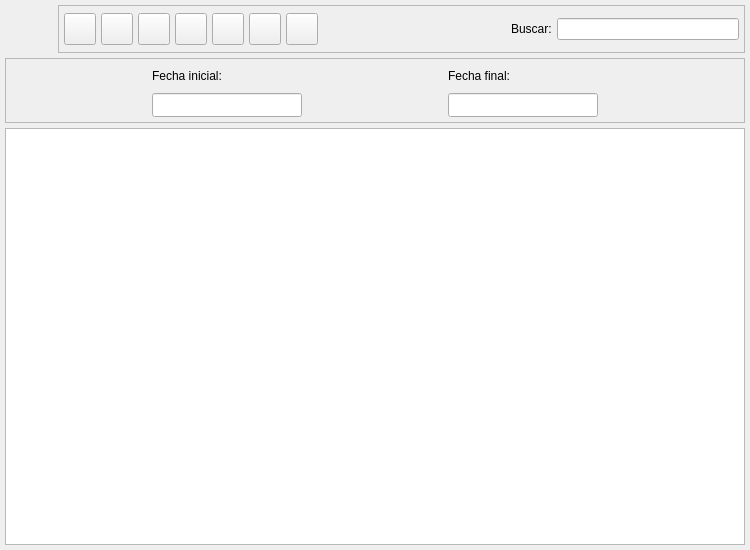
First picture: the form in bulmages/bulmafact/plugins/pluginbf_actividad/actividadeslistbase.ui, repository eboladev/Bulmages-1, before the edit.
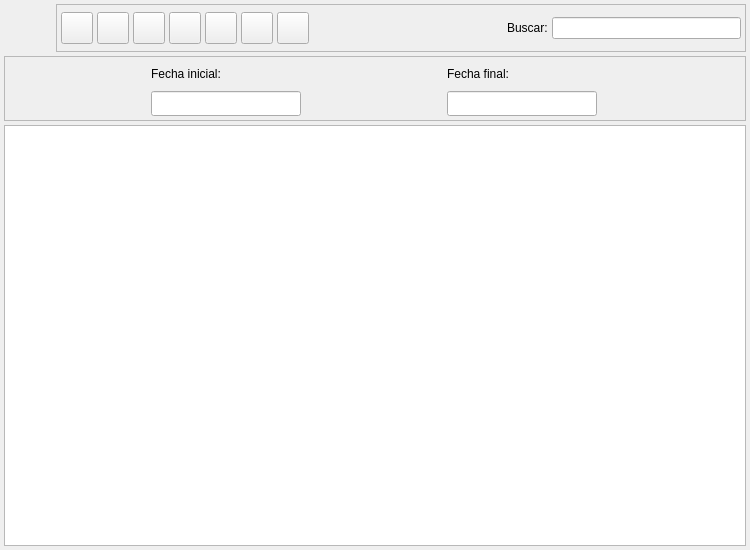
Second picture: the form after the edit. Icons and pictures are not drawn. Custom widgets are drawn as their Qt base class.

```diff
--- a/bulmages/bulmafact/plugins/pluginbf_actividad/actividadeslistbase.ui
+++ b/bulmages/bulmafact/plugins/pluginbf_actividad/actividadeslistbase.ui
@@ -14,6 +14,12 @@
     <height>550</height>
    </rect>
   </property>
+  <property name="minimumSize">
+   <size>
+    <width>750</width>
+    <height>550</height>
+   </size>
+  </property>
   <property name="windowTitle">
    <string>Actividades</string>
   </property>
@@ -23,10 +29,10 @@
   </property>
   <layout class="QGridLayout">
    <property name="margin">
-    <number>5</number>
+    <number>4</number>
    </property>
    <property name="spacing">
-    <number>5</number>
+    <number>4</number>
    </property>
    <item row="1" column="0">
     <widget class="QFrame" name="m_busqueda">
@@ -44,10 +50,10 @@
      </property>
      <layout class="QGridLayout">
       <property name="margin">
-       <number>5</number>
+       <number>4</number>
       </property>
       <property name="spacing">
-       <number>5</number>
+       <number>4</number>
       </property>
       <item row="0" column="1">
        <widget class="QLabel" name="textLabel1_4_2">
@@ -104,7 +110,7 @@
    <item row="0" column="0">
     <layout class="QHBoxLayout">
      <property name="spacing">
-      <number>5</number>
+      <number>4</number>
      </property>
      <property name="margin">
       <number>0</number>
@@ -144,10 +150,10 @@
        </property>
        <layout class="QHBoxLayout">
         <property name="spacing">
-         <number>5</number>
+         <number>4</number>
         </property>
         <property name="margin">
-         <number>5</number>
+         <number>4</number>
         </property>
         <item>
          <widget class="QToolButton" name="mui_crear">
@@ -178,8 +184,8 @@
           </property>
           <property name="iconSize">
            <size>
-            <width>32</width>
-            <height>32</height>
+            <width>22</width>
+            <height>22</height>
            </size>
           </property>
           <property name="shortcut">
@@ -216,8 +222,8 @@
           </property>
           <property name="iconSize">
            <size>
-            <width>32</width>
-            <height>32</height>
+            <width>22</width>
+            <height>22</height>
            </size>
           </property>
           <property name="shortcut">
@@ -254,8 +260,8 @@
           </property>
           <property name="iconSize">
            <size>
-            <width>32</width>
-            <height>32</height>
+            <width>22</width>
+            <height>22</height>
            </size>
           </property>
           <property name="shortcut">
@@ -292,8 +298,8 @@
           </property>
           <property name="iconSize">
            <size>
-            <width>32</width>
-            <height>32</height>
+            <width>22</width>
+            <height>22</height>
            </size>
           </property>
           <property name="shortcut">
@@ -330,8 +336,8 @@
           </property>
           <property name="iconSize">
            <size>
-            <width>32</width>
-            <height>32</height>
+            <width>22</width>
+            <height>22</height>
            </size>
           </property>
           <property name="shortcut">
@@ -371,8 +377,8 @@
           </property>
           <property name="iconSize">
            <size>
-            <width>32</width>
-            <height>32</height>
+            <width>22</width>
+            <height>22</height>
            </size>
           </property>
           <property name="shortcut">
@@ -412,8 +418,8 @@
           </property>
           <property name="iconSize">
            <size>
-            <width>32</width>
-            <height>32</height>
+            <width>22</width>
+            <height>22</height>
            </size>
           </property>
           <property name="shortcut">
```
Left out of the diff: 2 changed lines with no effect on the pictures.
